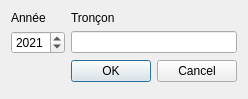
First picture: the form in comptages/ui/yearly_report.ui, repository opengisch/OpenComptage, before the edit.
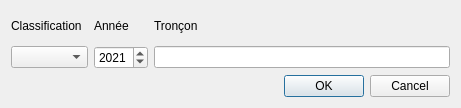
Second picture: the form after the edit.

Commit message: Select class of yearly report

What changed in the file:
```diff
--- a/comptages/ui/yearly_report.ui
+++ b/comptages/ui/yearly_report.ui
@@ -6,35 +6,29 @@
    <rect>
     <x>0</x>
     <y>0</y>
-    <width>248</width>
-    <height>99</height>
+    <width>461</width>
+    <height>108</height>
    </rect>
   </property>
   <property name="windowTitle">
    <string>Rapport Annuel</string>
   </property>
-  <layout class="QFormLayout" name="formLayout_2">
-   <item row="2" column="0">
-    <widget class="QSpinBox" name="year">
-     <property name="minimum">
-      <number>2000</number>
-     </property>
-     <property name="maximum">
-      <number>2040</number>
-     </property>
-     <property name="value">
-      <number>2021</number>
+  <layout class="QGridLayout" name="gridLayout_2">
+   <item row="0" column="0">
+    <widget class="QLabel" name="label">
+     <property name="text">
+      <string>Classification</string>
      </property>
     </widget>
    </item>
-   <item row="2" column="1">
+   <item row="2" column="3" colspan="2">
     <widget class="QLineEdit" name="section">
      <property name="readOnly">
       <bool>true</bool>
      </property>
     </widget>
    </item>
-   <item row="3" column="1">
+   <item row="4" column="4">
     <widget class="QDialogButtonBox" name="buttonBox">
      <property name="orientation">
       <enum>Qt::Horizontal</enum>
@@ -44,14 +38,30 @@
      </property>
     </widget>
    </item>
-   <item row="1" column="1">
+   <item row="0" column="3">
     <widget class="QLabel" name="section_label">
      <property name="text">
       <string>Tronçon</string>
      </property>
     </widget>
    </item>
-   <item row="1" column="0">
+   <item row="2" column="2">
+    <widget class="QSpinBox" name="year">
+     <property name="minimum">
+      <number>2000</number>
+     </property>
+     <property name="maximum">
+      <number>2040</number>
+     </property>
+     <property name="value">
+      <number>2021</number>
+     </property>
+    </widget>
+   </item>
+   <item row="2" column="0" colspan="2">
+    <widget class="QComboBox" name="classi"/>
+   </item>
+   <item row="0" column="2">
     <widget class="QLabel" name="label_3">
      <property name="text">
       <string>Année</string>
```
The commit also changes 3 other files.
